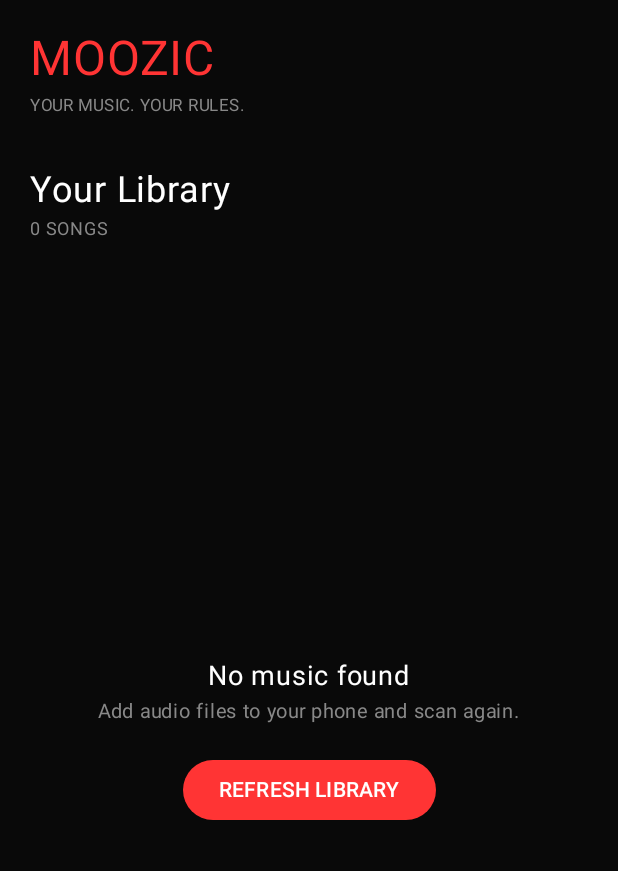
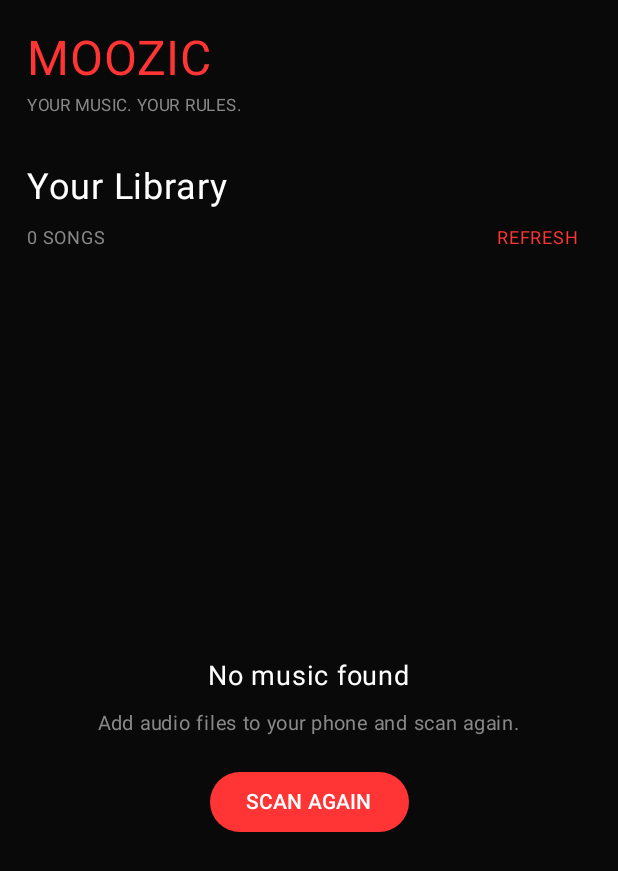
Before and after one commit to crownedprince7710-stack/Moozic, an Android app built with Jetpack Compose: the screen it shows after launch (MainActivity), on a phone screen of 412 x 824 dp. Shown: the top 871 px of the screen. Run offline under Robolectric (Android 15) with nearby library versions, the phone set to English and light mode, and no system bars.

Commit message:
Update MainActivity.kt

```diff
--- a/app/src/main/java/com/moozic/player/MainActivity.kt
+++ b/app/src/main/java/com/moozic/player/MainActivity.kt
@@ -2,7 +2,6 @@
 package com.moozic.player
 
 import android.Manifest
-import android.content.ContentUris
 import android.content.pm.PackageManager
 import android.os.Build
 import android.os.Bundle
@@ -14,7 +13,7 @@ import androidx.compose.foundation.background
 import androidx.compose.foundation.clickable
 import androidx.compose.foundation.layout.*
 import androidx.compose.foundation.lazy.LazyColumn
-import androidx.compose.foundation.lazy.items
+import androidx.compose.foundation.lazy.itemsIndexed
 import androidx.compose.foundation.shape.RoundedCornerShape
 import androidx.compose.material3.*
 import androidx.compose.runtime.*
@@ -22,6 +21,7 @@ import androidx.compose.ui.Alignment
 import androidx.compose.ui.Modifier
 import androidx.compose.ui.graphics.Color
 import androidx.compose.ui.platform.LocalContext
+import androidx.compose.ui.text.style.TextOverflow
 import androidx.compose.ui.unit.dp
 import androidx.compose.ui.unit.sp
 import androidx.core.content.ContextCompat
@@ -56,15 +56,18 @@ class MainActivity : ComponentActivity() {
         }
 
         hasPermission = ContextCompat.checkSelfPermission(
-            this, permission
+            this,
+            permission
         ) == PackageManager.PERMISSION_GRANTED
 
         setContent {
             MoozicApp(
                 hasPermission = hasPermission,
                 onRequestPermission = {
-                    if (ContextCompat.checkSelfPermission(
-                            this, permission
+                    if (
+                        ContextCompat.checkSelfPermission(
+                            this,
+                            permission
                         ) == PackageManager.PERMISSION_GRANTED
                     ) {
                         hasPermission = true
@@ -79,6 +82,7 @@ class MainActivity : ComponentActivity() {
 
     private suspend fun scanMusic(): List<Song> =
         withContext(Dispatchers.IO) {
+
             val songs = mutableListOf<Song>()
 
             val projection = arrayOf(
@@ -105,12 +109,15 @@ class MainActivity : ComponentActivity() {
                 val idColumn = cursor.getColumnIndexOrThrow(
                     MediaStore.Audio.Media._ID
                 )
+
                 val titleColumn = cursor.getColumnIndexOrThrow(
                     MediaStore.Audio.Media.TITLE
                 )
+
                 val artistColumn = cursor.getColumnIndexOrThrow(
                     MediaStore.Audio.Media.ARTIST
                 )
+
                 val durationColumn = cursor.getColumnIndexOrThrow(
                     MediaStore.Audio.Media.DURATION
                 )
@@ -141,21 +148,43 @@ fun MoozicApp(
 ) {
     val background = Color(0xFF090909)
     val accent = Color(0xFFFF3434)
+    val cardColor = Color(0xFF181818)
 
     val context = LocalContext.current
+
     val musicController = remember {
         MusicController(context)
     }
 
-    var songs by remember { mutableStateOf(emptyList<Song>()) }
-    var loading by remember { mutableStateOf(false) }
-    var scanVersion by remember { mutableIntStateOf(0) }
+    var songs by remember {
+        mutableStateOf(emptyList<Song>())
+    }
+
+    var loading by remember {
+        mutableStateOf(false)
+    }
+
+    var scanVersion by remember {
+        mutableIntStateOf(0)
+    }
+
+    var currentIndex by remember {
+        mutableIntStateOf(-1)
+    }
+
+    var isPlaying by remember {
+        mutableStateOf(false)
+    }
 
     LaunchedEffect(hasPermission, scanVersion) {
         if (hasPermission) {
             loading = true
-            songs = onScanMusic()
-            loading = false
+
+            try {
+                songs = onScanMusic()
+            } finally {
+                loading = false
+            }
         }
     }
 
@@ -167,40 +196,58 @@ fun MoozicApp(
             Column(
                 modifier = Modifier
                     .fillMaxSize()
-                    .padding(20.dp)
+                    .padding(horizontal = 18.dp, vertical = 20.dp)
             ) {
+
                 Text(
-                    "MOOZIC",
+                    text = "MOOZIC",
                     color = accent,
                     fontSize = 32.sp
                 )
 
                 Text(
-                    "YOUR MUSIC. YOUR RULES.",
+                    text = "YOUR MUSIC. YOUR RULES.",
                     color = Color.Gray,
                     fontSize = 11.sp
                 )
 
-                Spacer(Modifier.height(30.dp))
+                Spacer(Modifier.height(28.dp))
 
                 Text(
-                    "Your Library",
+                    text = "Your Library",
                     color = Color.White,
                     fontSize = 24.sp
                 )
 
-                Text(
-                    "${songs.size} SONGS",
-                    color = Color.Gray,
-                    fontSize = 12.sp
-                )
+                Row(
+                    modifier = Modifier.fillMaxWidth(),
+                    verticalAlignment = Alignment.CenterVertically
+                ) {
+                    Text(
+                        text = "${songs.size} SONGS",
+                        color = Color.Gray,
+                        fontSize = 12.sp,
+                        modifier = Modifier.weight(1f)
+                    )
 
-                Spacer(Modifier.height(20.dp))
+                    if (hasPermission) {
+                        Text(
+                            text = "REFRESH",
+                            color = accent,
+                            fontSize = 12.sp,
+                            modifier = Modifier.clickable {
+                                scanVersion++
+                            }.padding(8.dp)
+                        )
+                    }
+                }
+
+                Spacer(Modifier.height(14.dp))
 
                 when {
                     !hasPermission -> {
                         Box(
-                            modifier = Modifier.fillMaxSize(),
+                            modifier = Modifier.weight(1f).fillMaxWidth(),
                             contentAlignment = Alignment.Center
                         ) {
                             Button(
@@ -209,14 +256,14 @@ fun MoozicApp(
                                     containerColor = accent
                                 )
                             ) {
-                                Text("SCAN MY MUSIC")
+                                Text("ALLOW MUSIC ACCESS")
                             }
                         }
                     }
 
                     loading -> {
                         Box(
-                            modifier = Modifier.fillMaxSize(),
+                            modifier = Modifier.weight(1f).fillMaxWidth(),
                             contentAlignment = Alignment.Center
                         ) {
                             CircularProgressIndicator(color = accent)
@@ -225,18 +272,20 @@ fun MoozicApp(
 
                     songs.isEmpty() -> {
                         Column(
-                            modifier = Modifier.fillMaxSize(),
+                            modifier = Modifier.weight(1f).fillMaxWidth(),
                             horizontalAlignment = Alignment.CenterHorizontally,
                             verticalArrangement = Arrangement.Center
                         ) {
                             Text(
-                                "No music found",
+                                text = "No music found",
                                 color = Color.White,
                                 fontSize = 18.sp
                             )
 
+                            Spacer(Modifier.height(8.dp))
+
                             Text(
-                                "Add audio files to your phone and scan again.",
+                                text = "Add audio files to your phone and scan again.",
                                 color = Color.Gray,
                                 fontSize = 13.sp
                             )
@@ -249,42 +298,46 @@ fun MoozicApp(
                                     containerColor = accent
                                 )
                             ) {
-                                Text("REFRESH LIBRARY")
+                                Text("SCAN AGAIN")
                             }
                         }
                     }
 
                     else -> {
                         LazyColumn(
-                            verticalArrangement = Arrangement.spacedBy(10.dp)
+                            modifier = Modifier.weight(1f),
+                            verticalArrangement = Arrangement.spacedBy(9.dp)
                         ) {
-                            items(songs, key = { it.id }) { song ->
+                            itemsIndexed(
+                                songs,
+                                key = { _, song -> song.id }
+                            ) { index, song ->
+
+                                val selected = currentIndex == index
+
                                 Row(
                                     modifier = Modifier
                                         .fillMaxWidth()
                                         .background(
-                                            Color(0xFF181818),
+                                            if (selected) Color(0xFF302020)
+                                            else cardColor,
                                             RoundedCornerShape(12.dp)
                                         )
                                         .clickable {
-                                            val songUri =
-                                                ContentUris.withAppendedId(
-                                                    MediaStore.Audio.Media.EXTERNAL_CONTENT_URI,
-                                                    song.id
-                                                )
-
-                                            musicController.play(
-                                                songUri,
-                                                song.title,
-                                                song.artist
+                                            currentIndex = index
+                                            isPlaying = true
+                                            musicController.playQueue(
+                                                songs,
+                                                index
                                             )
                                         }
-                                        .padding(14.dp),
+                                        .padding(13.dp),
                                     verticalAlignment = Alignment.CenterVertically
                                 ) {
+
                                     Box(
                                         modifier = Modifier
-                                            .size(46.dp)
+                                            .size(44.dp)
                                             .background(
                                                 Color(0xFF292020),
                                                 RoundedCornerShape(10.dp)
@@ -292,9 +345,10 @@ fun MoozicApp(
                                         contentAlignment = Alignment.Center
                                     ) {
                                         Text(
-                                            "♫",
+                                            text = if (selected && isPlaying) "♫"
+                                            else "♪",
                                             color = accent,
-                                            fontSize = 25.sp
+                                            fontSize = 24.sp
                                         )
                                     }
 
@@ -304,26 +358,133 @@ fun MoozicApp(
                                         modifier = Modifier.weight(1f)
                                     ) {
                                         Text(
-                                            song.title,
-                                            color = Color.White,
-                                            fontSize = 15.sp,
-                                            maxLines = 1
+                                            text = song.title,
+                                            color = if (selected) accent
+                                            else Color.White,
+                                            fontSize = 14.sp,
+                                            maxLines = 1,
+                                            overflow = TextOverflow.Ellipsis
                                         )
 
                                         Text(
-                                            song.artist,
+                                            text = song.artist,
                                             color = Color.Gray,
                                             fontSize = 12.sp,
-                                            maxLines = 1
+                                            maxLines = 1,
+                                            overflow = TextOverflow.Ellipsis
                                         )
                                     }
 
                                     Text(
-                                        formatDuration(song.duration),
+                                        text = formatDuration(song.duration),
                                         color = Color.Gray,
                                         fontSize = 11.sp
                                     )
                                 }
+                            }
+                        }
+                    }
+                }
+
+                if (currentIndex in songs.indices) {
+                    val currentSong = songs[currentIndex]
+
+                    Spacer(Modifier.height(12.dp))
+
+                    Column(
+                        modifier = Modifier
+                            .fillMaxWidth()
+                            .background(
+                                Color(0xFF202020),
+                                RoundedCornerShape(16.dp)
+                            )
+                            .padding(15.dp)
+                    ) {
+
+                        Text(
+                            text = "NOW PLAYING",
+                            color = accent,
+                            fontSize = 10.sp
+                        )
+
+                        Spacer(Modifier.height(5.dp))
+
+                        Text(
+                            text = currentSong.title,
+                            color = Color.White,
+                            fontSize = 16.sp,
+                            maxLines = 1,
+                            overflow = TextOverflow.Ellipsis
+                        )
+
+                        Text(
+                            text = currentSong.artist,
+                            color = Color.Gray,
+                            fontSize = 12.sp
+                        )
+
+                        Spacer(Modifier.height(12.dp))
+
+                        Row(
+                            modifier = Modifier.fillMaxWidth(),
+                            horizontalArrangement = Arrangement.Center,
+                            verticalAlignment = Alignment.CenterVertically
+                        ) {
+
+                            TextButton(
+                                onClick = {
+                                    if (currentIndex > 0) {
+                                        currentIndex--
+                                        isPlaying = true
+                                        musicController.previous()
+                                    }
+                                },
+                                enabled = currentIndex > 0
+                            ) {
+                                Text(
+                                    "PREV",
+                                    color = Color.White
+                                )
+                            }
+
+                            Spacer(Modifier.width(12.dp))
+
+                            Button(
+                                onClick = {
+                                    if (isPlaying) {
+                                        musicController.pause()
+                                        isPlaying = false
+                                    } else {
+                                        musicController.resume()
+                                        isPlaying = true
+                                    }
+                                },
+                                colors = ButtonDefaults.buttonColors(
+                                    containerColor = accent
+                                )
+                            ) {
+                                Text(
+                                    if (isPlaying) "PAUSE" else "PLAY",
+                                    color = Color.White
+                                )
+                            }
+
+                            Spacer(Modifier.width(12.dp))
+
+                            TextButton(
+                                onClick = {
+                                    if (currentIndex < songs.lastIndex) {
+                                        currentIndex++
+                                        isPlaying = true
+                                        musicController.next()
+                                    }
+                                },
+                                enabled = currentIndex < songs.lastIndex
+                            ) {
+                                Text(
+                                    "NEXT",
+                                    color = Color.White
+                                )
                             }
                         }
                     }
@@ -337,5 +498,6 @@ fun formatDuration(duration: Long): String {
     val totalSeconds = duration / 1000
     val minutes = totalSeconds / 60
     val seconds = totalSeconds % 60
+
     return "%d:%02d".format(minutes, seconds)
 }
```
